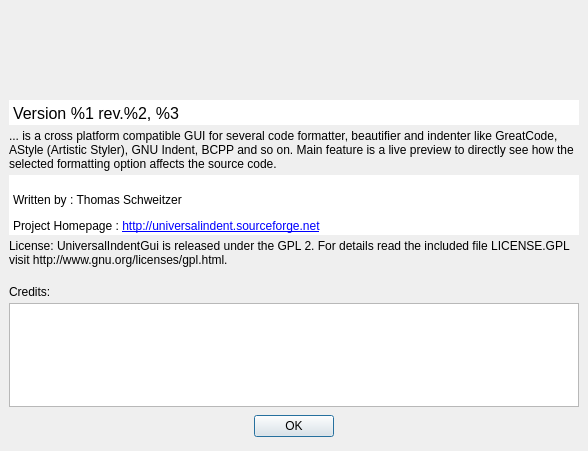
Qt form src/aboutdialog.ui (danblakemore/universal-indent-gui) before a commit.
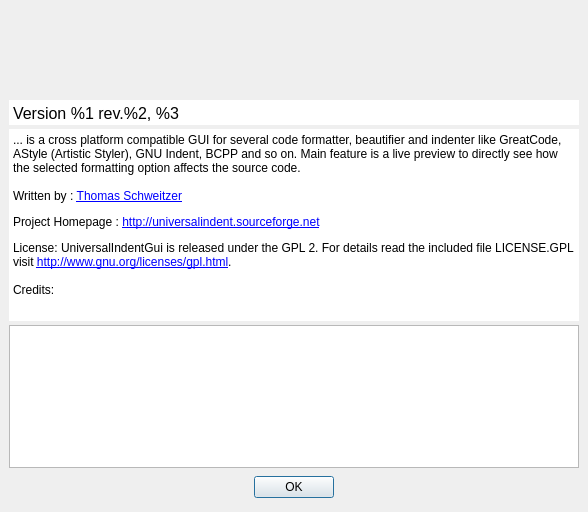
The same form after that commit. Icons and pictures are not drawn.

Commit message: Reformatted the about dialog to only contain one QTextEdit. Also added some more links to that text.

Diff of the .ui file:
```diff
--- a/src/aboutdialog.ui
+++ b/src/aboutdialog.ui
@@ -6,7 +6,7 @@
     <x>0</x>
     <y>0</y>
     <width>588</width>
-    <height>451</height>
+    <height>512</height>
    </rect>
   </property>
   <property name="sizePolicy" >
@@ -99,30 +99,14 @@
      </property>
     </widget>
    </item>
-   <item>
-    <widget class="QLabel" name="aboutLabel" >
-     <property name="text" >
-      <string>... is a cross platform compatible GUI for several code formatter, beautifier and indenter like GreatCode, AStyle (Artistic Styler), GNU Indent, BCPP and so on. Main feature is a live preview to directly see how the selected formatting option affects the source code.</string>
-     </property>
-     <property name="wordWrap" >
-      <bool>true</bool>
-     </property>
-    </widget>
-   </item>
    <item>
     <widget class="QTextBrowser" name="authorTextBrowser" >
      <property name="sizePolicy" >
-      <sizepolicy vsizetype="Preferred" hsizetype="Preferred" >
+      <sizepolicy vsizetype="MinimumExpanding" hsizetype="Expanding" >
        <horstretch>0</horstretch>
        <verstretch>0</verstretch>
       </sizepolicy>
      </property>
-     <property name="maximumSize" >
-      <size>
-       <width>16777215</width>
-       <height>60</height>
-      </size>
-     </property>
      <property name="acceptDrops" >
       <bool>false</bool>
      </property>
@@ -136,27 +120,12 @@
       <string>&lt;html>&lt;head>&lt;meta name="qrichtext" content="1" />&lt;style type="text/css">
 p, li { white-space: pre-wrap; }
 &lt;/style>&lt;/head>&lt;body style=" font-family:'Sans Serif'; font-size:9pt; font-weight:400; font-style:normal;">
-&lt;p style=" margin-top:12px; margin-bottom:12px; margin-left:0px; margin-right:0px; -qt-block-indent:0; text-indent:0px; font-family:'MS Shell Dlg 2'; font-size:9pt;">&lt;br />Written by : Thomas Schweitzer&lt;/p>
-&lt;p style=" margin-top:12px; margin-bottom:12px; margin-left:0px; margin-right:0px; -qt-block-indent:0; text-indent:0px; font-family:'MS Shell Dlg 2'; font-size:9pt;">Project Homepage : &lt;a href="http://universalindent.sourceforge.net">&lt;span style=" text-decoration: underline; color:#0000ff;">http://universalindent.sourceforge.net&lt;/span>&lt;/a>&lt;/p>
-&lt;p style=" margin-top:0px; margin-bottom:0px; margin-left:0px; margin-right:0px; -qt-block-indent:0; text-indent:0px; font-family:'MS Shell Dlg 2'; font-size:9pt;">    &lt;/p>&lt;/body>&lt;/html></string>
-     </property>
-    </widget>
-   </item>
-   <item>
-    <widget class="QLabel" name="licenseLabel" >
-     <property name="text" >
-      <string>License: UniversalIndentGui is released under the GPL 2. For details read the included file LICENSE.GPL visit http://www.gnu.org/licenses/gpl.html.</string>
-     </property>
-     <property name="wordWrap" >
-      <bool>true</bool>
-     </property>
-    </widget>
-   </item>
-   <item>
-    <widget class="QLabel" name="creditsLabel" >
-     <property name="text" >
-      <string>&#xd;
-Credits:</string>
+&lt;p style=" margin-top:0px; margin-bottom:0px; margin-left:0px; margin-right:0px; -qt-block-indent:0; text-indent:0px;">&lt;span style=" font-family:'MS Shell Dlg 2';">... is a cross platform compatible GUI for several code formatter, beautifier and indenter like GreatCode, AStyle (Artistic Styler), GNU Indent, BCPP and so on. Main feature is a live preview to directly see how the selected formatting option affects the source code.&lt;/span>&lt;/p>
+&lt;p style=" margin-top:0px; margin-bottom:0px; margin-left:0px; margin-right:0px; -qt-block-indent:0; text-indent:0px; font-family:'MS Shell Dlg 2';">&lt;br />Written by : &lt;a href="http://www.thomas-schweitzer.de">&lt;span style=" text-decoration: underline; color:#0000ff;">Thomas Schweitzer&lt;/span>&lt;/a>&lt;/p>
+&lt;p style=" margin-top:12px; margin-bottom:12px; margin-left:0px; margin-right:0px; -qt-block-indent:0; text-indent:0px; font-family:'MS Shell Dlg 2';">Project Homepage : &lt;a href="http://universalindent.sourceforge.net">&lt;span style=" text-decoration: underline; color:#0000ff;">http://universalindent.sourceforge.net&lt;/span>&lt;/a>&lt;/p>
+&lt;p style=" margin-top:0px; margin-bottom:0px; margin-left:0px; margin-right:0px; -qt-block-indent:0; text-indent:0px; font-family:'MS Shell Dlg 2';">License: UniversalIndentGui is released under the GPL 2. For details read the included file LICENSE.GPL visit &lt;a href="http://www.gnu.org/licenses/gpl.html">&lt;span style=" text-decoration: underline; color:#0000ff;">http://www.gnu.org/licenses/gpl.html&lt;/span>&lt;/a>.&lt;/p>
+&lt;p style="-qt-paragraph-type:empty; margin-top:0px; margin-bottom:0px; margin-left:0px; margin-right:0px; -qt-block-indent:0; text-indent:0px; font-family:'MS Shell Dlg 2';">&lt;/p>
+&lt;p style=" margin-top:0px; margin-bottom:0px; margin-left:0px; margin-right:0px; -qt-block-indent:0; text-indent:0px; font-family:'MS Shell Dlg 2';">Credits:&lt;/p>&lt;/body>&lt;/html></string>
      </property>
     </widget>
    </item>
```
